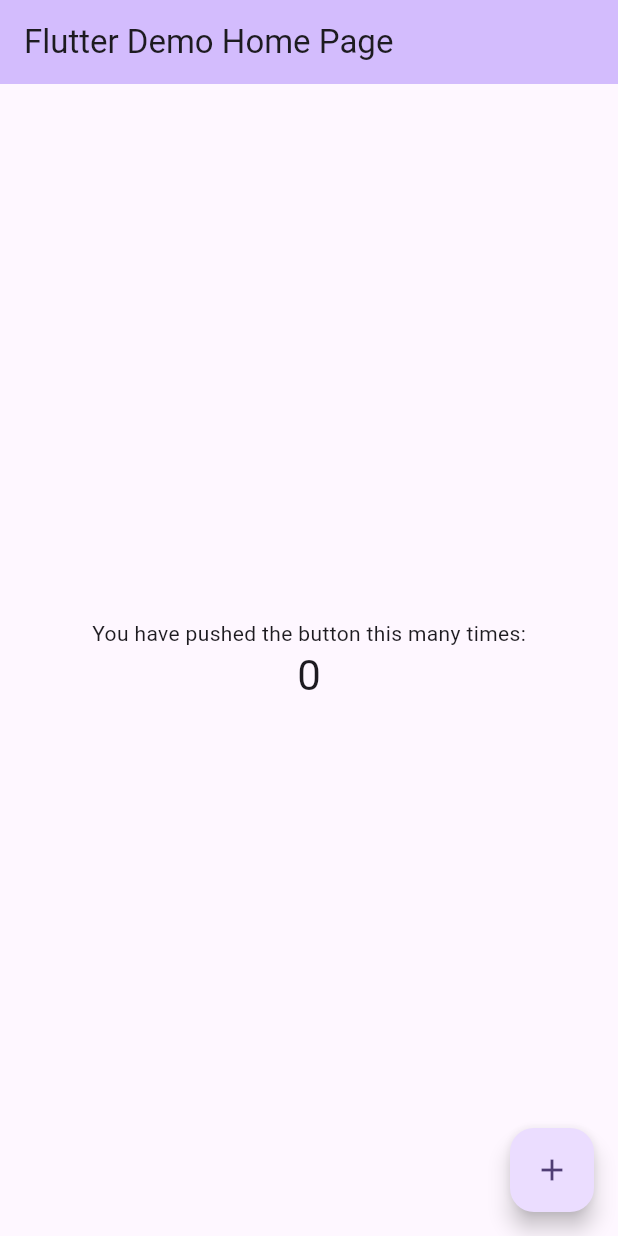
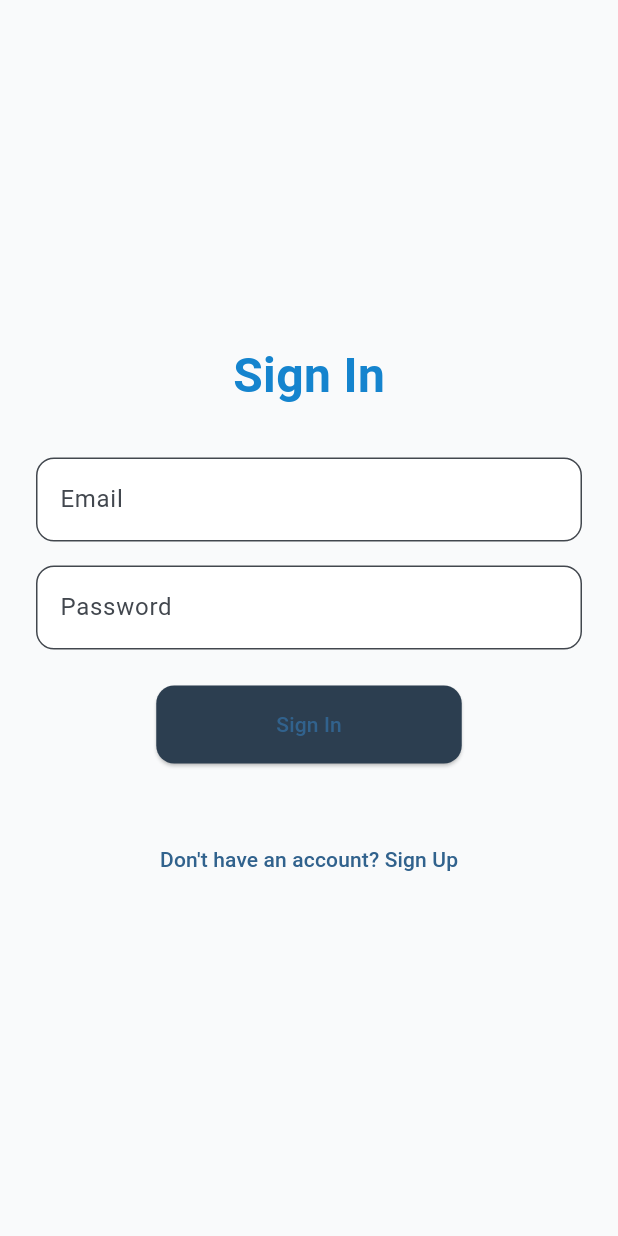
Before and after one commit to northernwolf00/secure_note_app, a Flutter app: the screen it shows after launch, on a phone screen of 412 x 824 dp. Run offline on Flutter 3.47's test engine with Material 3 defaults, Android fonts, the light colour scheme and no system bars; our stand-ins replace cloud_firestore, firebase_auth, firebase_core; missing offline and left inert: encrypt; accounts and stored records are empty.

```diff
--- /dev/null
+++ b/lib/core/utils/app_colors.dart
@@ -0,0 +1,14 @@
+import 'package:flutter/material.dart';
+
+class AppColors {
+  static const Color primary = Color(0xFF1584CE);
+  static const Color accent = Color(0xFFF5A623);
+  static const Color background = Color(0xFFF9FAFB);
+  static const Color noteCard = Color(0xFFFFF9C4);
+  static const Color textPrimary = Color(0xFF333333);
+  static const Color textSecondary = Color(0xFF777777);
+  static const Color button = Color(0xFF2C3E50);
+  static const Color success = Color(0xFF7ED6A4);
+  static const Color warning = Color(0xFFF76C6C);
+  static const Color inputFill = Color(0xFFFFFFFF);
+}
--- a/lib/main.dart
+++ b/lib/main.dart
@@ -1,101 +1,54 @@
 import 'package:flutter/material.dart';
+import 'package:secure_note_app/core/utils/app_colors.dart';
+import 'package:secure_note_app/core/utils/route_generator.dart';
+import 'package:secure_note_app/firebase_options.dart';
+import 'package:secure_note_app/presentation/screens/auth/sign_in_screen.dart';
+import 'package:firebase_core/firebase_core.dart';
+import 'package:firebase_auth/firebase_auth.dart';
+import 'package:secure_note_app/presentation/screens/home/home_screen.dart'; // <- Import HomeScreen
 
-void main() {
+void main() async {
+  WidgetsFlutterBinding.ensureInitialized();
+   await Firebase.initializeApp(options: DefaultFirebaseOptions.currentPlatform);
   runApp(const MyApp());
 }
 
 class MyApp extends StatelessWidget {
   const MyApp({super.key});
+
   @override
   Widget build(BuildContext context) {
     return MaterialApp(
-      title: 'Flutter Demo',
+      title: 'Secure Notes',
       theme: ThemeData(
-        colorScheme: ColorScheme.fromSeed(seedColor: Colors.deepPurple),
+        colorScheme: ColorScheme.fromSeed(seedColor: AppColors.primary),
         useMaterial3: true,
       ),
-      home: const MyHomePage(title: 'Flutter Demo Home Page'),
+      onGenerateRoute: RouteGenerator.generateRoute,
+      debugShowCheckedModeBanner: false,
+      home: const AuthWrapper(),
     );
   }
 }
 
-class MyHomePage extends StatefulWidget {
-  const MyHomePage({super.key, required this.title});
-
-
-
-  final String title;
-
-  @override
-  State<MyHomePage> createState() => _MyHomePageState();
-}
-
-class _MyHomePageState extends State<MyHomePage> {
-  int _counter = 0;
-
-  void _incrementCounter() {
-    setState(() {
-      // This call to setState tells the Flutter framework that something has
-      // changed in this State, which causes it to rerun the build method below
-      // so that the display can reflect the updated values. If we changed
-      // _counter without calling setState(), then the build method would not be
-      // called again, and so nothing would appear to happen.
-      _counter++;
-    });
-  }
+class AuthWrapper extends StatelessWidget {
+  const AuthWrapper({super.key});
 
   @override
   Widget build(BuildContext context) {
-    // This method is rerun every time setState is called, for instance as done
-    // by the _incrementCounter method above.
-    //
-    // The Flutter framework has been optimized to make rerunning build methods
-    // fast, so that you can just rebuild anything that needs updating rather
-    // than having to individually change instances of widgets.
-    return Scaffold(
-      appBar: AppBar(
-        // TRY THIS: Try changing the color here to a specific color (to
-        // Colors.amber, perhaps?) and trigger a hot reload to see the AppBar
-        // change color while the other colors stay the same.
-        backgroundColor: Theme.of(context).colorScheme.inversePrimary,
-        // Here we take the value from the MyHomePage object that was created by
-        // the App.build method, and use it to set our appbar title.
-        title: Text(widget.title),
-      ),
-      body: Center(
-        // Center is a layout widget. It takes a single child and positions it
-        // in the middle of the parent.
-        child: Column(
-          // Column is also a layout widget. It takes a list of children and
-          // arranges them vertically. By default, it sizes itself to fit its
-          // children horizontally, and tries to be as tall as its parent.
-          //
-          // Column has various properties to control how it sizes itself and
-          // how it positions its children. Here we use mainAxisAlignment to
-          // center the children vertically; the main axis here is the vertical
-          // axis because Columns are vertical (the cross axis would be
-          // horizontal).
-          //
-          // TRY THIS: Invoke "debug painting" (choose the "Toggle Debug Paint"
-          // action in the IDE, or press "p" in the console), to see the
-          // wireframe for each widget.
-          mainAxisAlignment: MainAxisAlignment.center,
-          children: <Widget>[
-            const Text(
-              'You have pushed the button this many times:',
-            ),
-            Text(
-              '$_counter',
-              style: Theme.of(context).textTheme.headlineMedium,
-            ),
-          ],
-        ),
-      ),
-      floatingActionButton: FloatingActionButton(
-        onPressed: _incrementCounter,
-        tooltip: 'Increment',
-        child: const Icon(Icons.add),
-      ), // This trailing comma makes auto-formatting nicer for build methods.
+    return StreamBuilder<User?>(
+      stream: FirebaseAuth.instance.authStateChanges(), // 🔐 Listen for auth state
+      builder: (context, snapshot) {
+        if (snapshot.connectionState == ConnectionState.waiting) {
+          return const Scaffold(
+            body: Center(child: CircularProgressIndicator()),
+          );
+        } else if (snapshot.hasData) {
+          return const HomeScreen();
+        } else {
+          return const SignInScreen();
+        }
+      },
     );
   }
 }
--- /dev/null
+++ b/lib/presentation/screens/auth/sign_in_screen.dart
@@ -0,0 +1,96 @@
+import 'package:firebase_auth/firebase_auth.dart';
+import 'package:flutter/material.dart';
+import 'package:secure_note_app/core/utils/app_colors.dart';
+
+class SignInScreen extends StatefulWidget {
+  const SignInScreen({Key? key}) : super(key: key);
+
+  @override
+  State<SignInScreen> createState() => _SignInScreenState();
+}
+
+class _SignInScreenState extends State<SignInScreen> {
+  final TextEditingController emailController = TextEditingController();
+  final TextEditingController passwordController = TextEditingController();
+
+  Future<void> signIn() async {
+    try {
+      await FirebaseAuth.instance.signInWithEmailAndPassword(
+        email: emailController.text.trim(),
+        password: passwordController.text.trim(),
+      );
+      ScaffoldMessenger.of(context).showSnackBar(
+        const SnackBar(content: Text("Sign in successful!")),
+      );
+      Navigator.pushNamed(context, '/home');
+    } catch (e) {
+      ScaffoldMessenger.of(context).showSnackBar(
+        SnackBar(content: Text("Error: ${e.toString()}")),
+      );
+    }
+  }
+
+  @override
+  Widget build(BuildContext context) {
+    return Scaffold(
+      backgroundColor: AppColors.background,
+      body: Padding(
+        padding: const EdgeInsets.all(24.0),
+        child: Column(
+          mainAxisAlignment: MainAxisAlignment.center,
+          children: [
+            Text("Sign In",
+                style: TextStyle(
+                    fontSize: 32,
+                    fontWeight: FontWeight.bold,
+                    color: AppColors.primary)),
+            const SizedBox(height: 32),
+            TextField(
+              controller: emailController,
+              decoration: InputDecoration(
+                hintText: 'Email',
+                fillColor: AppColors.inputFill,
+                filled: true,
+                border:
+                    OutlineInputBorder(borderRadius: BorderRadius.circular(12)),
+              ),
+            ),
+            const SizedBox(height: 16),
+            TextField(
+              controller: passwordController,
+              obscureText: true,
+              decoration: InputDecoration(
+                hintText: 'Password',
+                fillColor: AppColors.inputFill,
+                filled: true,
+                border:
+                    OutlineInputBorder(borderRadius: BorderRadius.circular(12)),
+              ),
+            ),
+            const SizedBox(height: 24),
+            ElevatedButton(
+              style: ElevatedButton.styleFrom(
+                backgroundColor: AppColors.button,
+                shape: RoundedRectangleBorder(
+                    borderRadius: BorderRadius.circular(12)),
+                padding:
+                    const EdgeInsets.symmetric(horizontal: 80, vertical: 16),
+              ),
+              onPressed: () {
+                signIn();
+              },
+              child: const Text("Sign In"),
+            ),
+         const   SizedBox(height: 40),
+            TextButton(
+              onPressed: () {
+                Navigator.pushNamed(context, '/sign-up');
+              },
+              child: const Text("Don't have an account? Sign Up"),
+            ),
+          ],
+        ),
+      ),
+    );
+  }
+}
--- a/pubspec.yaml
+++ b/pubspec.yaml
@@ -31,6 +31,12 @@ dependencies:
   intl: ^0.18.1
   local_auth: ^2.1.2
   local_session_timeout: ^2.1.1
+  hive_flutter: ^1.1.0
+  google_fonts: ^6.1.0
+  flutter_bloc: ^8.1.3
+  equatable: ^2.0.5
+  hive: ^2.2.3
+
 
 
 dev_dependencies:
```
Also changed, not shown: lib/core/encription/secure_storage.dart (added, +48 -0 lines), lib/core/utils/route_generator.dart (added, +29 -0 lines), lib/data/model/note_model.dart (added, +15 -0 lines), lib/presentation/screens/auth/sign_up_screen.dart (added, +101 -0 lines), lib/presentation/screens/home/home_screen.dart (added, +138 -0 lines), lib/presentation/screens/home/note_detail_screen.dart (added, +107 -0 lines), lib/presentation/widgets/not_found_screen.dart (added, +59 -0 lines), lib/services/note_services.dart (deleted), pubspec.lock, 66 other files.
